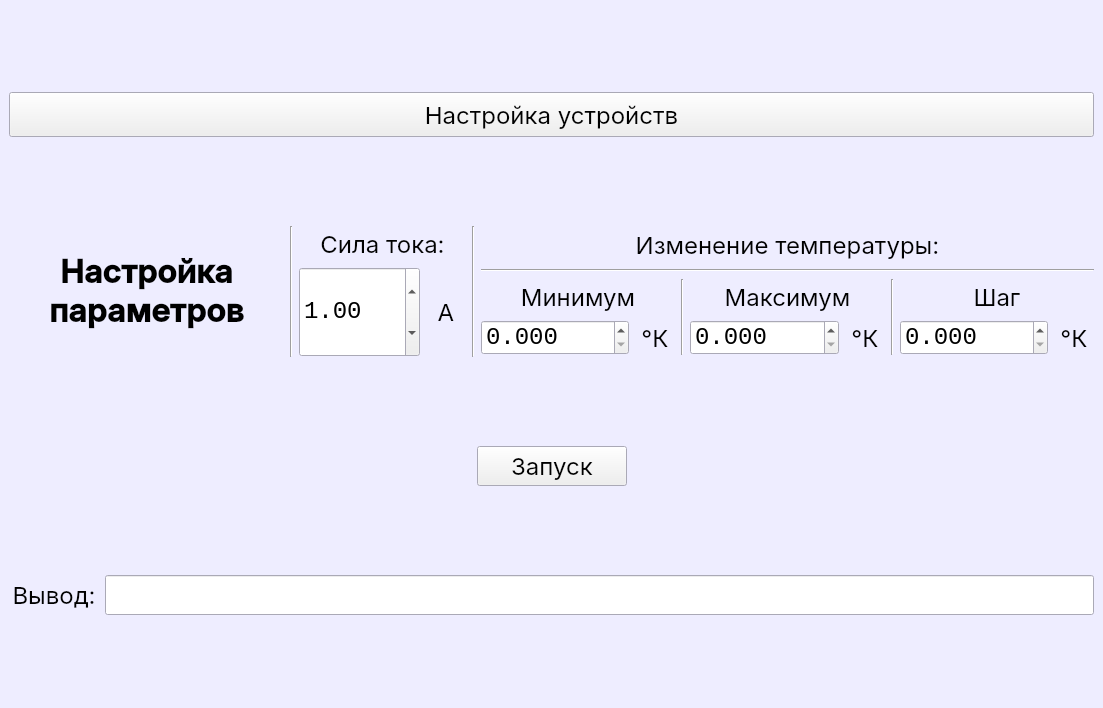
alexkolodchuk/thermoprj, file thermoprj.ui: the form before one commit.
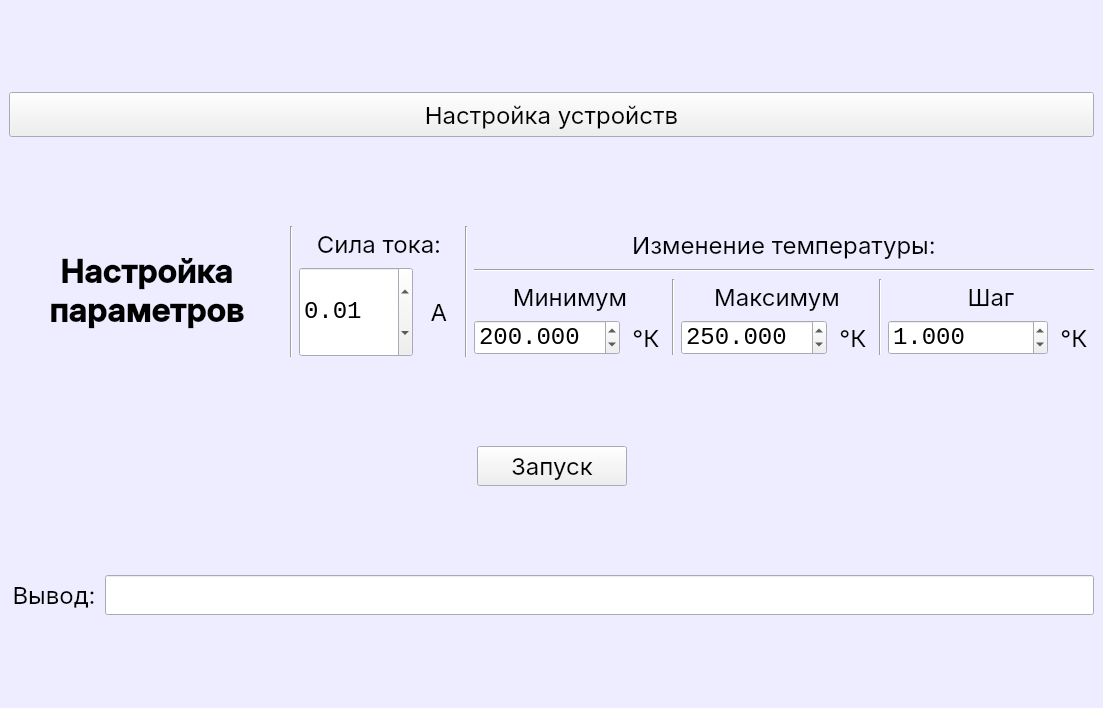
The form after the commit. Icons and pictures are not drawn.

Patch:
```diff
--- a/thermoprj.ui
+++ b/thermoprj.ui
@@ -246,7 +246,7 @@
              <double>9999.989999999999782</double>
             </property>
             <property name="value">
-             <double>1.000000000000000</double>
+             <double>0.010000000000000</double>
             </property>
            </widget>
           </item>
@@ -410,6 +410,9 @@
                 <property name="maximum">
                  <double>9999.989999999999782</double>
                 </property>
+                <property name="value">
+                 <double>200.000000000000000</double>
+                </property>
                </widget>
               </item>
               <item>
@@ -527,6 +530,9 @@
                 <property name="maximum">
                  <double>9999.989999999999782</double>
                 </property>
+                <property name="value">
+                 <double>250.000000000000000</double>
+                </property>
                </widget>
               </item>
               <item>
@@ -641,9 +647,15 @@
                 <property name="decimals">
                  <number>3</number>
                 </property>
+                <property name="minimum">
+                 <double>-9999.000000000000000</double>
+                </property>
                 <property name="maximum">
                  <double>9999.989999999999782</double>
                 </property>
+                <property name="value">
+                 <double>1.000000000000000</double>
+                </property>
                </widget>
               </item>
               <item>
```
